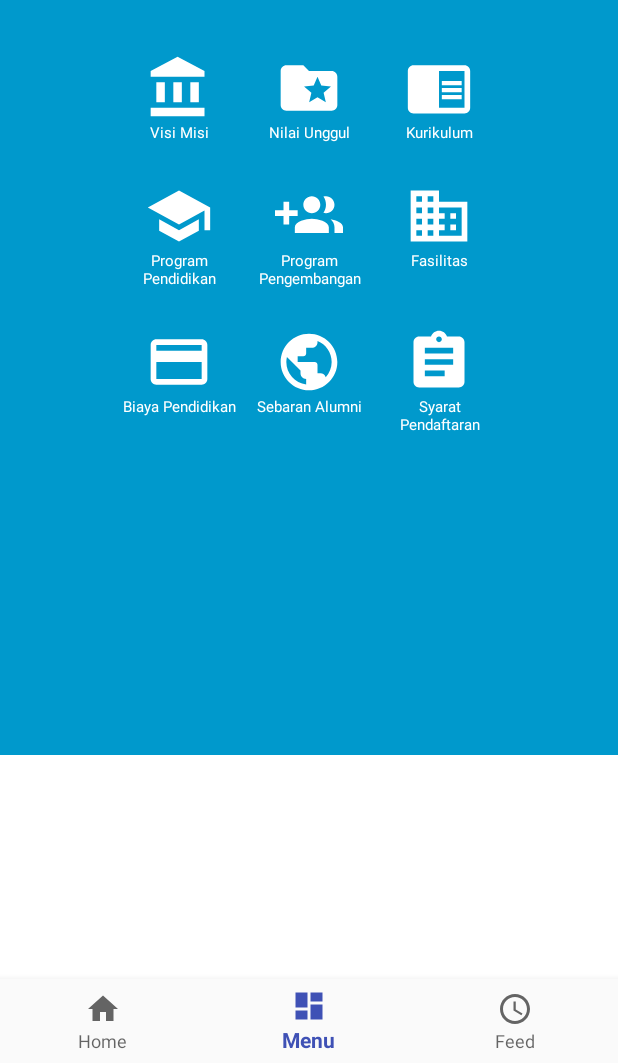
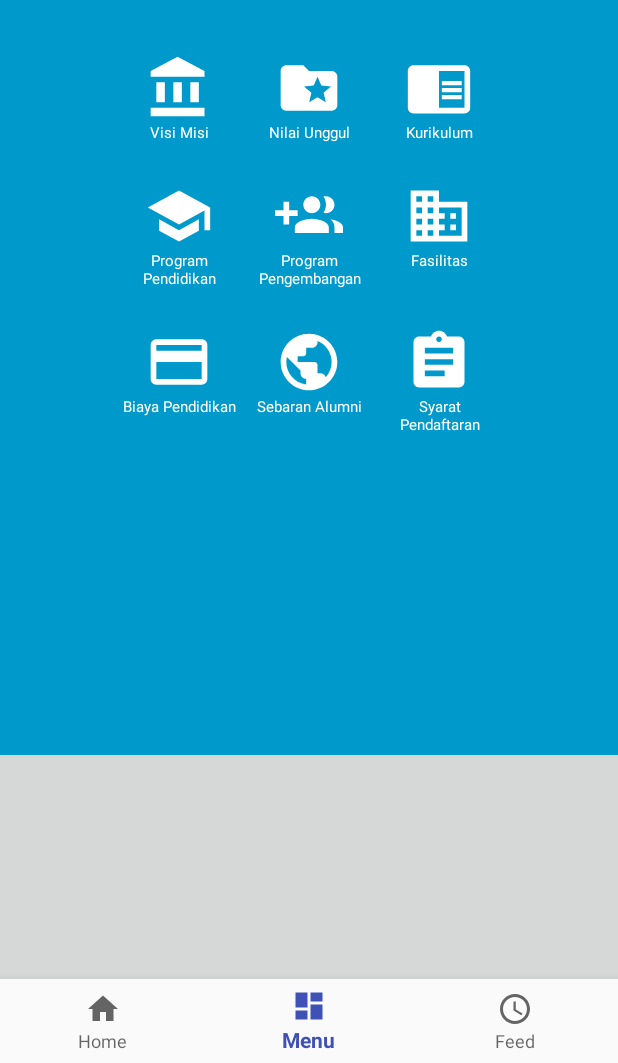
Before and after one commit to kafilamedia/kafila-catalog-app, an Android app: the BaseFragment screen opened directly, with no data from a screen before it, item 2 of the bottom bar chosen, on a phone screen of 412 x 824 dp, the part 173-1236 px from its top. Run offline under Robolectric (Android 15) with nearby library versions, the phone set to English and light mode, and no system bars; libraries missing offline, so code that uses them is left out: android.support.design.

Commit message:
update color

```diff
--- a/app/src/main/res/layout/activity_home.xml
+++ b/app/src/main/res/layout/activity_home.xml
@@ -18,7 +18,7 @@
         android:paddingTop="5dp"
         android:text="breadcumb"
         android:textColor="#ffffff"
-        android:textSize="15sp"
+        android:textSize="17sp"
         app:layout_constraintBottom_toTopOf="@+id/frameLayout"
         app:layout_constraintEnd_toEndOf="parent"
         app:layout_constraintHorizontal_bias="0.0"
@@ -50,6 +50,7 @@
         android:id="@+id/frameLayout"
         android:layout_width="fill_parent"
         android:layout_height="0dp"
+        android:background="#d6d7d7"
         android:orientation="vertical"
         app:layout_constraintBottom_toBottomOf="parent"
         app:layout_constraintEnd_toEndOf="parent"
--- a/app/src/main/res/layout/fragment_fasilitas.xml
+++ b/app/src/main/res/layout/fragment_fasilitas.xml
@@ -5,10 +5,13 @@
     android:layout_width="match_parent"
     android:layout_height="match_parent"
     tools:context=".activities.fragments.BaseFragment">
+
     <LinearLayout
         android:layout_width="match_parent"
         android:layout_height="match_parent"
+        android:background="#d6d7d7"
         android:orientation="vertical"
+        android:paddingBottom="@drawable/s1270"
         android:paddingLeft="20dp"
         android:paddingRight="20dp">
 
--- a/app/src/main/res/layout/fragment_visi_misi.xml
+++ b/app/src/main/res/layout/fragment_visi_misi.xml
@@ -4,6 +4,7 @@
     android:id="@+id/fragment_visi_misi_parent"
     android:layout_width="match_parent"
     android:layout_height="match_parent"
+    android:background="#d6d7d7"
     android:orientation="vertical">
 
     <!-- TODO: Update blank fragment layout -->
```
Also changed, not shown: app/src/main/res/layout/fragment_kurikulum.xml (+5 -2 lines), app/src/main/res/layout/fragment_sebaran_alumni.xml (+5 -14 lines). Lines whose indentation alone changed are shown as unchanged.
